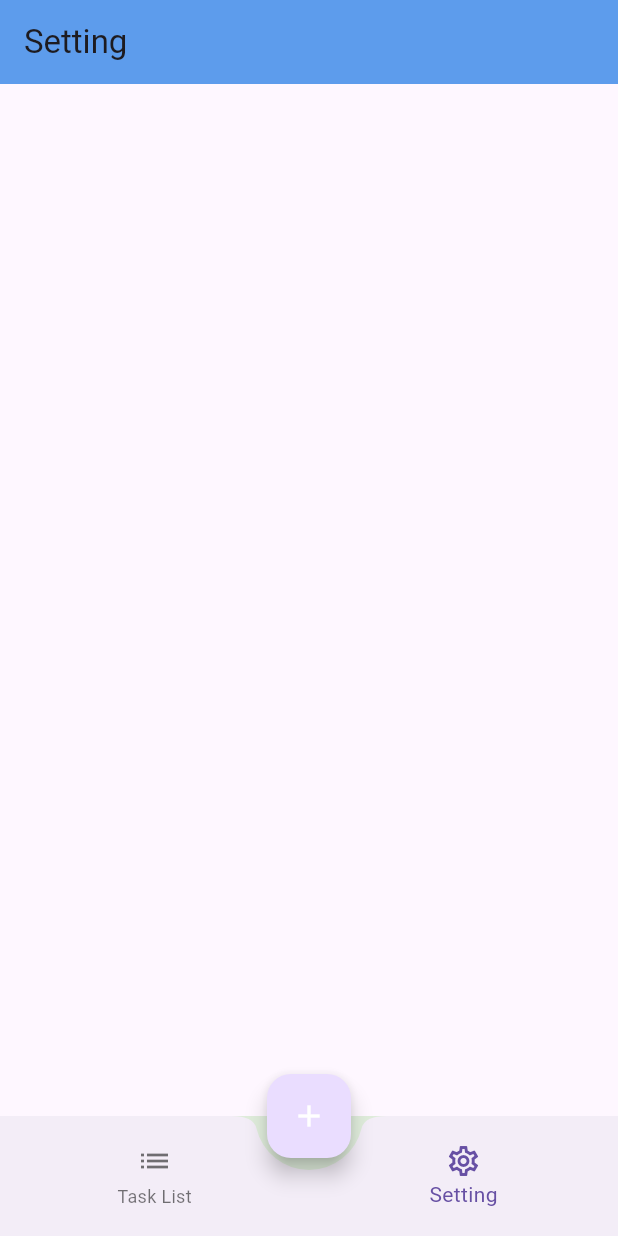
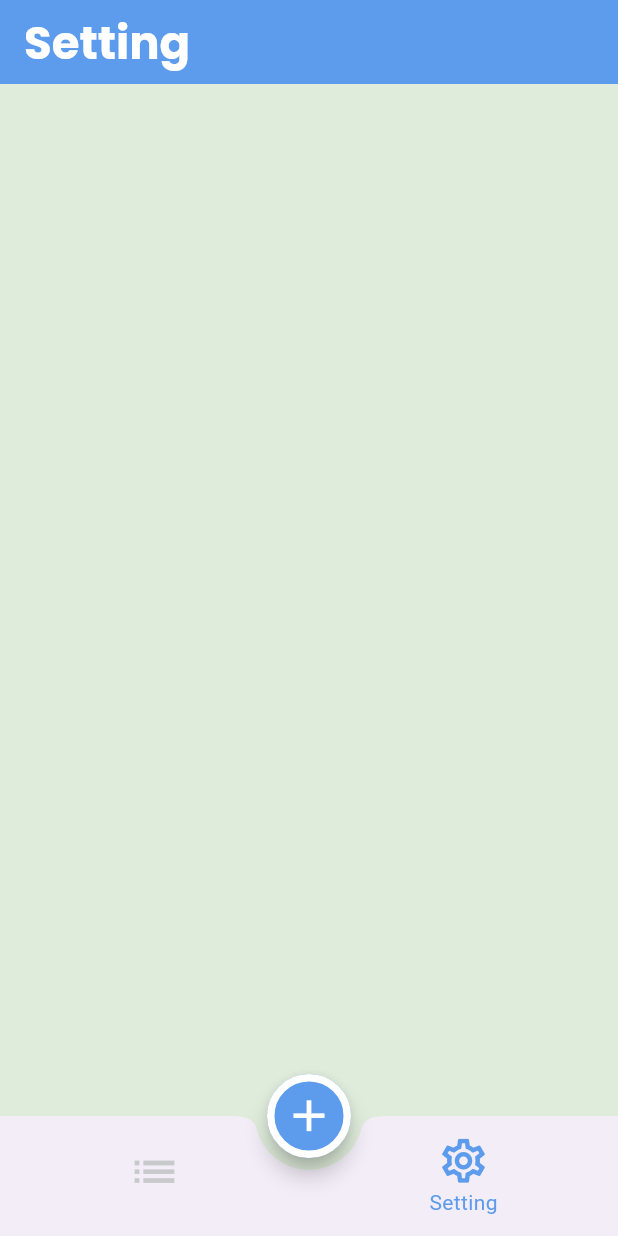
Before and after one commit to MahmouudMohamed/to_do_app, a Flutter app: the screen it shows after launch, item 2 of the bottom bar chosen, on a phone screen of 412 x 824 dp. Run offline on Flutter 3.47's test engine with Material 3 defaults, Android fonts, the phone set to English and light mode, and no system bars; our stand-ins replace google_fonts.

Commit message:
Add my my_theme_data.dart and Provider of theme

```diff
--- /dev/null
+++ b/lib/Providers/my_provider.dart
@@ -0,0 +1,10 @@
+import 'package:flutter/material.dart';
+
+
+class MyProvider extends ChangeNotifier {
+  ThemeMode mode = ThemeMode.light;
+  ChangeTheme(ThemeMode themeMode) async {
+    mode = themeMode;
+    notifyListeners();
+  }
+}
--- a/lib/home_screen.dart
+++ b/lib/home_screen.dart
@@ -21,25 +21,21 @@ class _HomeScreenState extends State<HomeScreen> {
   @override
   Widget build(BuildContext context) {
     return Scaffold(
-      backgroundColor: AppColor.backgroundColorLight,
       bottomNavigationBar:
       BottomAppBar(
         padding: EdgeInsets.zero,
         shape: CircularNotchedRectangle(),
         notchMargin: 8,
         child: BottomNavigationBar(
-          backgroundColor: Colors.transparent,
           elevation: 0,
           currentIndex: selectedIndex,
           onTap: (index) {
             selectedIndex = index;
             setState(() {});
           },
-          items: [
-            BottomNavigationBarItem(
-                icon: Icon(Icons.list), label: "Task List"),
-            BottomNavigationBarItem(
-                icon: Icon(Icons.settings_outlined), label: "Setting"),
+          items: const [
+            BottomNavigationBarItem(icon: Icon(Icons.list), label: "Task List",),
+            BottomNavigationBarItem(icon: Icon(Icons.settings_outlined), label: "Setting"),
           ],
         ),
       ),
--- a/lib/main.dart
+++ b/lib/main.dart
@@ -1,8 +1,18 @@
 import 'package:flutter/material.dart';
+import 'package:provider/provider.dart';
+import 'Providers/my_provider.dart';
 import 'home_screen.dart';
+import 'my_theme_data.dart';
 
 void main() {
-  runApp(MyApp());
+  runApp(MultiProvider(
+    providers: [
+      ChangeNotifierProvider(
+        create: (context) => MyProvider(),
+      ),
+
+    ],
+      child: MyApp()));
 }
 
 class MyApp extends StatelessWidget {
@@ -10,8 +20,12 @@ class MyApp extends StatelessWidget {
 
   @override
   Widget build(BuildContext context) {
+    var provider = Provider.of<MyProvider>(context);
     return MaterialApp(
       debugShowCheckedModeBanner: false,
+      themeMode: provider.mode,
+      theme: MyThemeData.lightTheme,
+      darkTheme: MyThemeData.darkTheme,
       initialRoute: HomeScreen.routeName,
       routes: {
         HomeScreen.routeName: (context) => HomeScreen(),
--- /dev/null
+++ b/lib/my_theme_data.dart
@@ -0,0 +1,112 @@
+import 'package:flutter/material.dart';
+import 'package:google_fonts/google_fonts.dart';
+import 'app_color.dart';
+
+class MyThemeData {
+  static final ThemeData lightTheme = ThemeData(
+      primaryColor: AppColor.primaryColor,
+      scaffoldBackgroundColor: AppColor.backgroundColorLight,
+      appBarTheme: AppBarTheme(
+        color: AppColor.primaryColor,
+        elevation: 0,
+      ),
+      textTheme: TextTheme(
+        titleLarge: GoogleFonts.poppins(
+            fontSize: 30,
+            color: AppColor.whiteColor,
+            fontWeight: FontWeight.bold),
+        titleMedium: GoogleFonts.poppins(
+            fontSize: 18,
+            color: AppColor.blackLightColor,
+            fontWeight: FontWeight.bold),
+        displayLarge: GoogleFonts.inter(
+            fontSize: 20,
+            color: AppColor.blackLightColor,
+            fontWeight: FontWeight.w600),
+        displayMedium: GoogleFonts.inter(
+            fontSize: 18,
+            color: AppColor.blackLightColor,
+            fontWeight: FontWeight.w600),
+        bodyLarge: GoogleFonts.inter(
+            fontSize: 20,
+            color: AppColor.whiteColor,
+            fontWeight: FontWeight.w400),
+      ),
+      bottomNavigationBarTheme: BottomNavigationBarThemeData(
+        selectedItemColor: AppColor.primaryColor,
+        elevation: 0,
+        backgroundColor: Colors.transparent,
+        selectedIconTheme:
+            IconThemeData(color: AppColor.primaryColor, size: 35),
+        unselectedIconTheme: IconThemeData(color: AppColor.grayColor, size: 35),
+        type: BottomNavigationBarType.fixed,
+        showUnselectedLabels: false,
+      ),
+      floatingActionButtonTheme: FloatingActionButtonThemeData(
+          backgroundColor: AppColor.primaryColor,
+          iconSize: 35,
+          shape: RoundedRectangleBorder(
+              borderRadius: BorderRadius.circular(35),
+              side: BorderSide(
+                color: AppColor.whiteColor,
+                width: 5,
+              ))),
+      bottomSheetTheme: BottomSheetThemeData(
+        backgroundColor: AppColor.blackLightColor,
+      ));
+
+
+
+
+
+  static final ThemeData darkTheme = ThemeData(
+      primaryColor: AppColor.primaryColor,
+      scaffoldBackgroundColor: AppColor.backgroundColorDark,
+      appBarTheme: AppBarTheme(
+        color: AppColor.primaryColor,
+        elevation: 0,
+      ),
+      textTheme: TextTheme(
+        titleLarge: GoogleFonts.poppins(
+            fontSize: 22,
+            color: AppColor.whiteColor,
+            fontWeight: FontWeight.bold),
+        titleMedium: GoogleFonts.poppins(
+            fontSize: 18,
+            color: AppColor.blackLightColor,
+            fontWeight: FontWeight.bold),
+        displayLarge: GoogleFonts.inter(
+            fontSize: 20,
+            color: AppColor.blackLightColor,
+            fontWeight: FontWeight.w600),
+        displayMedium: GoogleFonts.inter(
+            fontSize: 18,
+            color: AppColor.blackLightColor,
+            fontWeight: FontWeight.w600),
+        bodyLarge: GoogleFonts.inter(
+            fontSize: 18,
+            color: AppColor.whiteColor,
+            fontWeight: FontWeight.w400),
+      ),
+      bottomNavigationBarTheme: BottomNavigationBarThemeData(
+        elevation: 0,
+        backgroundColor: Colors.transparent,
+        selectedIconTheme:
+            IconThemeData(color: AppColor.primaryColor, size: 35),
+        unselectedIconTheme: IconThemeData(color: AppColor.grayColor, size: 35),
+        type: BottomNavigationBarType.fixed,
+        showUnselectedLabels: false,
+      ),
+      floatingActionButtonTheme: FloatingActionButtonThemeData(
+          backgroundColor: AppColor.primaryColor,
+          iconSize: 35,
+          shape: RoundedRectangleBorder(
+              borderRadius: BorderRadius.circular(35),
+              side: BorderSide(
+                color: AppColor.whiteColor,
+                width: 5,
+              ))),
+      bottomSheetTheme: BottomSheetThemeData(
+        backgroundColor: AppColor.backgroundColorDark,
+      ));
+}
--- a/lib/tabs/TasksList/task_list_tab.dart
+++ b/lib/tabs/TasksList/task_list_tab.dart
@@ -8,8 +8,7 @@ class TaskListTab extends StatelessWidget {
   Widget build(BuildContext context) {
     return Scaffold(
       appBar: AppBar(
-        backgroundColor: AppColor.primaryColor,
-        title: Text("To Do List"),
+        title: Text("To Do List",style: Theme.of(context).textTheme.titleLarge,),
       ),
     );
   }
--- a/lib/tabs/setting_tab.dart
+++ b/lib/tabs/setting_tab.dart
@@ -9,8 +9,7 @@ class SettingTab extends StatelessWidget {
   Widget build(BuildContext context) {
     return Scaffold(
       appBar: AppBar(
-        backgroundColor: AppColor.primaryColor,
-        title: Text("Setting"),
+        title: Text("Setting",style: Theme.of(context).textTheme.titleLarge,),
       ),
     );
   }
--- a/pubspec.yaml
+++ b/pubspec.yaml
@@ -36,6 +36,7 @@ dependencies:
   # Use with the CupertinoIcons class for iOS style icons.
   cupertino_icons: ^1.0.6
   google_fonts: ^6.2.1
+  provider: ^6.1.2
 
 dev_dependencies:
   flutter_test:
```
Also changed, not shown: pubspec.lock.
